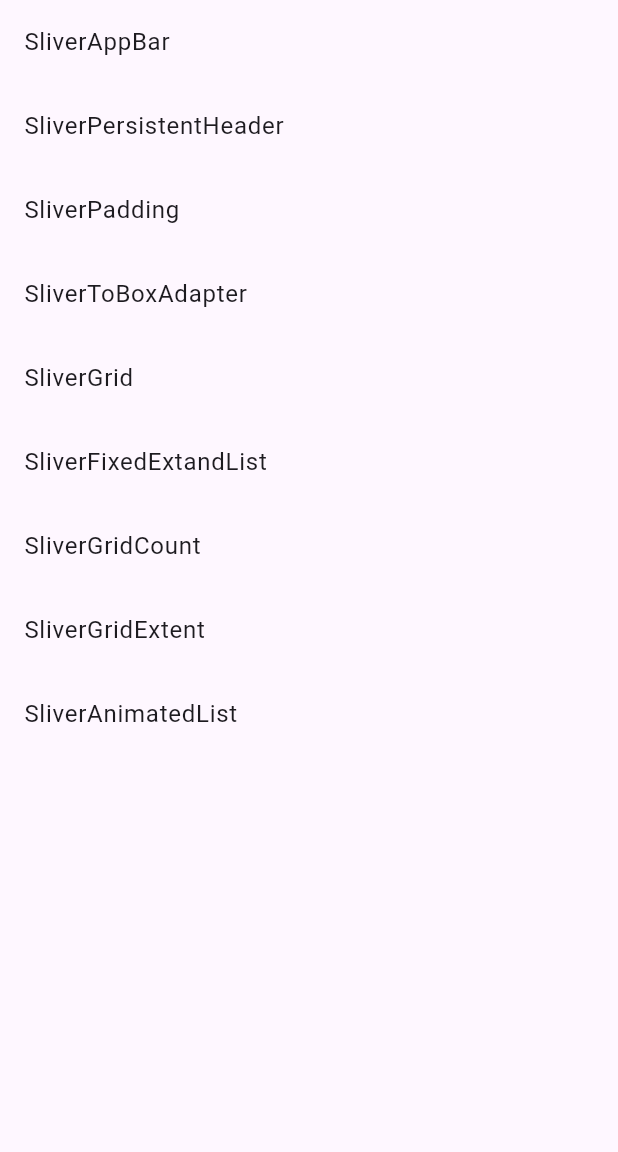
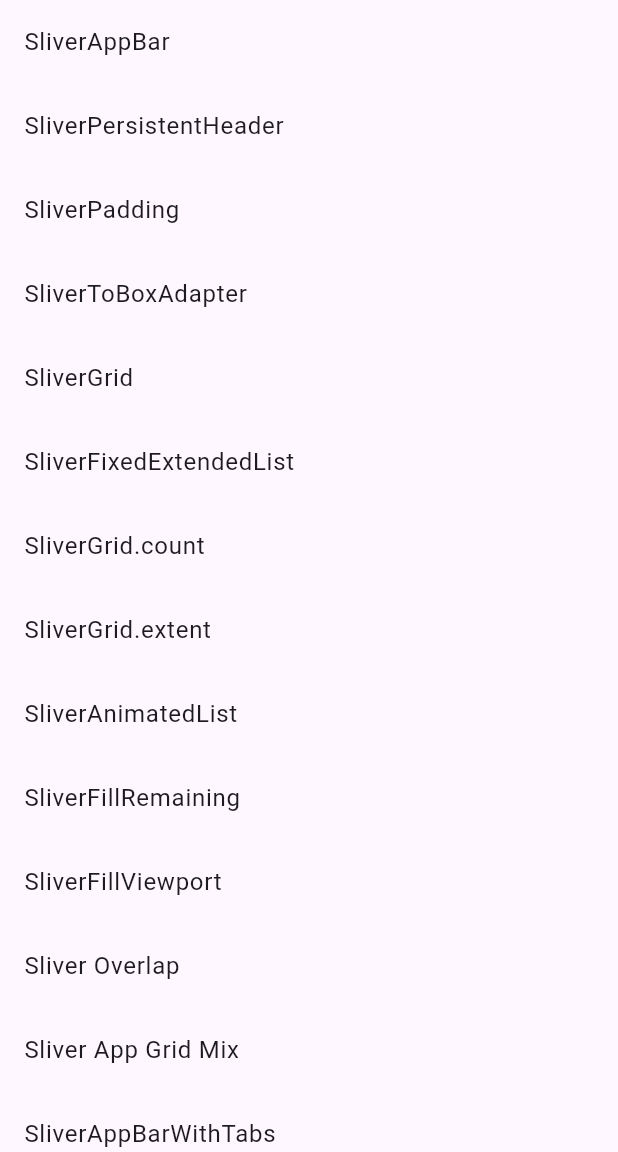
Before and after one commit to Urusung/sliver_example, a Flutter app: the screen it shows after launch, on a phone screen of 412 x 824 dp, the part 84-1236 px from its top. Run offline on Flutter 3.47's test engine with Material 3 defaults, Android fonts, the phone set to English and light mode, and no system bars.

Commit message:
fix: ex10~15추가

```diff
--- a/lib/examples.dart
+++ b/lib/examples.dart
@@ -3,6 +3,13 @@ export 'examples/ex_2_sliver_persistent_header.dart';
 export 'examples/ex_3_sliver_padding.dart';
 export 'examples/ex_4_sliver_to_box_adapter.dart';
 export 'examples/ex_5_sliver_grid.dart';
-export 'examples/ex_6_sliver_fixed_extant_list.dart';
+export 'examples/ex_6_sliver_fixed_extent_list.dart';
 export 'examples/ex_7_sliver_grid_count.dart';
 export 'examples/ex_8_sliver_grid_extent.dart';
+export 'examples/ex_9_sliver_animated_list.dart';
+export 'examples/ex_10_sliver_fill_remaining.dart';
+export 'examples/ex_11_sliver_fill_viewport.dart';
+export 'examples/ex_12_sliver_fill_overlap.dart';
+export 'examples/ex_13_sliver_app_grid.dart';
+export 'examples/ex_14_sliver_app_bar_with_tabs.dart';
+export 'examples/ex_15_refresh_sliver_list.dart';
--- a/lib/examples/ex_7_sliver_grid_count.dart
+++ b/lib/examples/ex_7_sliver_grid_count.dart
@@ -1,15 +1,19 @@
 import 'package:flutter/material.dart';
 
+///
+/// sliver_example
+/// File Name: ex_7_sliver_grid_count
+/// Created by sujangmac
+///
+/// Description:
+///
 class SliverGridCountExample extends StatelessWidget {
   const SliverGridCountExample({super.key});
 
   @override
-  Widget build(BuildContext context) {
-    return Scaffold(
+  Widget build(BuildContext context) => Scaffold(
         appBar: AppBar(
-          title: const Text(
-            'SliverGridCount',
-          ),
+          title: const Text('SliverGrid.count'),
         ),
         body: CustomScrollView(
           slivers: [
@@ -17,16 +21,14 @@ class SliverGridCountExample extends StatelessWidget {
               crossAxisCount: 4,
               children: List.generate(
                 20,
-                (index) {
-                  return Container(
-                    alignment: Alignment.center,
-                    color: Colors.green[100 * (index % 9)],
-                    child: Text('Grid Item $index'),
-                  );
-                },
+                (index) => Container(
+                  alignment: Alignment.center,
+                  color: Colors.green[100 * (index % 9)],
+                  child: Text('Grid Item $index'),
+                ),
               ),
             )
           ],
-        ));
-  }
+        ),
+      );
 }
--- a/lib/main.dart
+++ b/lib/main.dart
@@ -1,6 +1,5 @@
 import 'package:flutter/material.dart';
 import 'package:sliver_example/examples.dart';
-import 'package:sliver_example/examples/ex_9_sliver_animated_list.dart';
 
 void main() {
   runApp(const MyApp());
@@ -18,7 +17,6 @@ class MyApp extends StatelessWidget {
         useMaterial3: true,
       ),
       home: const SliverExampleNavigatorList(),
-      debugShowCheckedModeBanner: false,
     );
   }
 }
@@ -45,20 +43,44 @@ final List<Map<String, dynamic>> _examples = [
     'widget': const SliverGridExample(),
   },
   {
-    'title': 'SliverFixedExtandList',
-    'widget': const SliverFixedExtantListExample(),
+    'title': 'SliverFixedExtendedList',
+    'widget': const SliverFixedExtentListExample(),
   },
   {
-    'title': 'SliverGridCount',
+    'title': 'SliverGrid.count',
     'widget': const SliverGridCountExample(),
   },
   {
-    'title': 'SliverGridExtent',
-    'widget': const SliverGridExtentCount(),
+    'title': 'SliverGrid.extent',
+    'widget': const SliverGridExtentExample(),
   },
   {
     'title': 'SliverAnimatedList',
     'widget': const SliverAnimatedListExample(),
+  },
+  {
+    'title': 'SliverFillRemaining',
+    'widget': const SliverFillRemainingExample(),
+  },
+  {
+    'title': 'SliverFillViewport',
+    'widget': const SliverFillViewportExample(),
+  },
+  {
+    'title': 'Sliver Overlap',
+    'widget': const SliverFillOverlapExample(),
+  },
+  {
+    'title': 'Sliver App Grid Mix',
+    'widget': const SliverAppGridExample(),
+  },
+  {
+    'title': 'SliverAppBarWithTabs',
+    'widget': const SliverAppBarWithTabsExample(),
+  },
+  {
+    'title': 'SliverListWithRefresh',
+    'widget': const RefreshSliverListExample(),
   }
 ];
 
@@ -66,8 +88,7 @@ class SliverExampleNavigatorList extends StatelessWidget {
   const SliverExampleNavigatorList({super.key});
 
   @override
-  Widget build(BuildContext context) {
-    return Scaffold(
+  Widget build(BuildContext context) => Scaffold(
         appBar: AppBar(
           title: const Text(
             'sliver examples',
@@ -77,8 +98,7 @@ class SliverExampleNavigatorList extends StatelessWidget {
         ),
         body: ListView.builder(
           itemCount: _examples.length,
-        itemBuilder: (context, index) {
-          return ListTile(
+          itemBuilder: (context, index) => ListTile(
             title: Text(_examples[index]['title']),
             onTap: () {
               Navigator.push(
@@ -88,9 +108,7 @@ class SliverExampleNavigatorList extends StatelessWidget {
                 ),
               );
             },
-          );
-        },
+          ),
         ),
       );
 }
-}
```
Also changed, not shown: lib/examples/ex_10_sliver_fill_remaining.dart (added, +38 -0 lines), lib/examples/ex_11_sliver_fill_viewport.dart (added, +35 -0 lines), lib/examples/ex_12_sliver_fill_overlap.dart (added, +69 -0 lines), lib/examples/ex_13_sliver_app_grid.dart (added, +53 -0 lines), lib/examples/ex_14_sliver_app_bar_with_tabs.dart (added, +42 -0 lines), lib/examples/ex_15_refresh_sliver_list.dart (added, +43 -0 lines), lib/examples/ex_1_sliver_app_bar.dart (+11 -8 lines), lib/examples/ex_2_sliver_persistent_header.dart (+21 -20 lines), lib/examples/ex_3_sliver_padding.dart (+11 -8 lines), lib/examples/ex_4_sliver_to_box_adapter.dart (+12 -11 lines), lib/examples/ex_5_sliver_grid.dart (+21 -18 lines), lib/examples/ex_6_sliver_fixed_extent_list.dart (added, +36 -0 lines), lib/examples/ex_8_sliver_grid_extent.dart (+16 -14 lines), lib/examples/ex_9_sliver_animated_list.dart (+56 -19 lines), 1 more files, 2 other files. Lines whose indentation alone changed are shown as unchanged.
